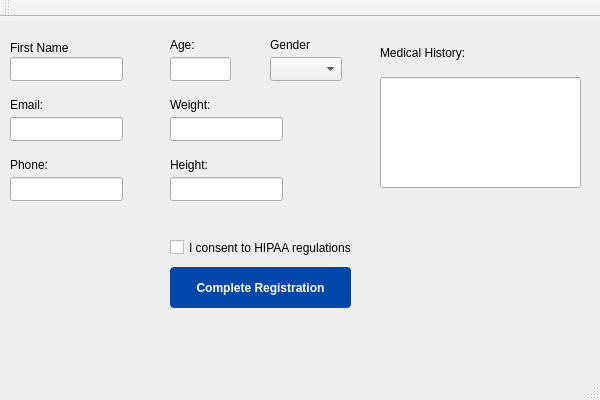
The window that ZenithHealthSuite/RegistrationScreen.ui (iharisrao/zenith-health-suite) describes before a commit, drawn with Qt 5.
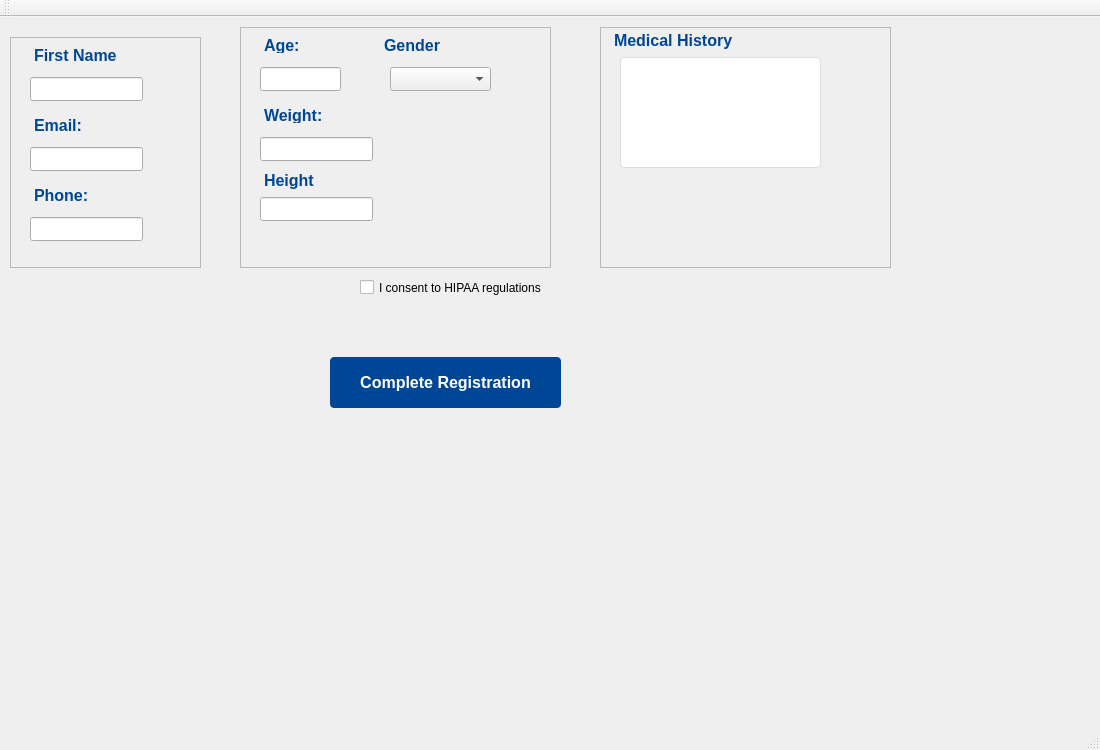
The same window after the commit.

Diff of the .ui file:
```diff
--- a/ZenithHealthSuite/RegistrationScreen.ui
+++ b/ZenithHealthSuite/RegistrationScreen.ui
@@ -6,19 +6,34 @@
    <rect>
     <x>0</x>
     <y>0</y>
-    <width>600</width>
-    <height>400</height>
+    <width>1100</width>
+    <height>750</height>
    </rect>
   </property>
   <property name="windowTitle">
    <string>RegistrationScreen</string>
   </property>
+  <property name="styleSheet">
+   <string notr="true">QLabel {
+    color: #4A4A4A;    /* modern dark gray text color */
+    font-size: 14px;
+    font-family: 'Open Sans', 'Segoe UI', Arial, sans-serif; 
+}
+
+QLabel#label, QLabel#label_2, QLabel#label_3, QLabel#label_4,QLabel#label_5,QLabel#label_6,QLabel#label_7,QLabel#label_8 {
+    color: #004696; /* Sapphire blue for section titles */
+    font-size: 16px;
+    font-weight: bold;
+    text-transform: uppercase; 
+    padding-bottom: 5px;      /* Adds space under the header */
+}</string>
+  </property>
   <widget class="QWidget" name="centralWidget">
    <widget class="QLabel" name="label">
     <property name="geometry">
      <rect>
-      <x>10</x>
-      <y>20</y>
+      <x>30</x>
+      <y>30</y>
       <width>111</width>
       <height>21</height>
      </rect>
@@ -30,8 +45,8 @@
    <widget class="QLineEdit" name="namelinedit">
     <property name="geometry">
      <rect>
-      <x>10</x>
-      <y>40</y>
+      <x>30</x>
+      <y>60</y>
       <width>113</width>
       <height>24</height>
      </rect>
@@ -40,10 +55,10 @@
    <widget class="QLabel" name="label_2">
     <property name="geometry">
      <rect>
-      <x>10</x>
-      <y>80</y>
-      <width>49</width>
-      <height>16</height>
+      <x>30</x>
+      <y>100</y>
+      <width>71</width>
+      <height>21</height>
      </rect>
     </property>
     <property name="text">
@@ -53,10 +68,10 @@
    <widget class="QLabel" name="label_3">
     <property name="geometry">
      <rect>
-      <x>10</x>
-      <y>140</y>
-      <width>91</width>
-      <height>16</height>
+      <x>30</x>
+      <y>170</y>
+      <width>101</width>
+      <height>21</height>
      </rect>
     </property>
     <property name="text">
@@ -66,8 +81,8 @@
    <widget class="QLineEdit" name="emailineEdit">
     <property name="geometry">
      <rect>
-      <x>10</x>
-      <y>100</y>
+      <x>30</x>
+      <y>130</y>
       <width>113</width>
       <height>24</height>
      </rect>
@@ -76,8 +91,8 @@
    <widget class="QLineEdit" name="phoneLineEdit">
     <property name="geometry">
      <rect>
-      <x>10</x>
-      <y>160</y>
+      <x>30</x>
+      <y>200</y>
       <width>113</width>
       <height>24</height>
      </rect>
@@ -86,10 +101,10 @@
    <widget class="QLabel" name="label_4">
     <property name="geometry">
      <rect>
-      <x>170</x>
+      <x>260</x>
       <y>20</y>
-      <width>49</width>
-      <height>16</height>
+      <width>71</width>
+      <height>21</height>
      </rect>
     </property>
     <property name="text">
@@ -99,9 +114,9 @@
    <widget class="QLineEdit" name="ageLineEdit">
     <property name="geometry">
      <rect>
-      <x>170</x>
-      <y>40</y>
-      <width>61</width>
+      <x>260</x>
+      <y>50</y>
+      <width>81</width>
       <height>24</height>
      </rect>
     </property>
@@ -109,10 +124,10 @@
    <widget class="QLabel" name="label_5">
     <property name="geometry">
      <rect>
-      <x>170</x>
-      <y>80</y>
-      <width>49</width>
-      <height>16</height>
+      <x>260</x>
+      <y>90</y>
+      <width>101</width>
+      <height>21</height>
      </rect>
     </property>
     <property name="text">
@@ -122,21 +137,21 @@
    <widget class="QLabel" name="label_6">
     <property name="geometry">
      <rect>
-      <x>170</x>
-      <y>140</y>
-      <width>49</width>
-      <height>16</height>
+      <x>260</x>
+      <y>150</y>
+      <width>91</width>
+      <height>31</height>
      </rect>
     </property>
     <property name="text">
-     <string>Height:</string>
+     <string>Height</string>
     </property>
    </widget>
    <widget class="QLineEdit" name="weightLineEdit">
     <property name="geometry">
      <rect>
-      <x>170</x>
-      <y>100</y>
+      <x>260</x>
+      <y>120</y>
       <width>113</width>
       <height>24</height>
      </rect>
@@ -145,8 +160,8 @@
    <widget class="QLineEdit" name="heightLineEdit">
     <property name="geometry">
      <rect>
-      <x>170</x>
-      <y>160</y>
+      <x>260</x>
+      <y>180</y>
       <width>113</width>
       <height>24</height>
      </rect>
@@ -155,42 +170,73 @@
    <widget class="QLabel" name="label_7">
     <property name="geometry">
      <rect>
-      <x>380</x>
-      <y>20</y>
-      <width>121</width>
+      <x>610</x>
+      <y>10</y>
+      <width>171</width>
       <height>31</height>
      </rect>
     </property>
     <property name="text">
-     <string>Medical History:</string>
+     <string>Medical History</string>
     </property>
    </widget>
    <widget class="QLineEdit" name="medicalhistrotyLineEdit">
     <property name="geometry">
      <rect>
-      <x>380</x>
-      <y>60</y>
+      <x>620</x>
+      <y>40</y>
       <width>201</width>
       <height>111</height>
      </rect>
     </property>
+    <property name="styleSheet">
+     <string notr="true">
+QLineEdit {
+    background-color: #FFFFFF; /* Pure white background */
+    border: 1px solid #DEDEDE; /* Subtle light gray border */
+    border-radius: 4px;        /* Soft, modern rounded corners */
+    padding: 8px;              /* Space inside the field for the text */
+    color: #333333;
+}
+
+/* Apply the same style to the Medical History text area and Gender dropdown */
+QTextEdit, QComboBox {
+    background-color: #FFFFFF;
+    border: 1px solid #DEDEDE;
+    border-radius: 4px;
+    padding: 8px;
+    color: #333333;
+}
+
+/* Standardizing the look for labels inside text fields */
+QLineEdit[text=&quot;&quot;], QTextEdit[text=&quot;&quot;], QComboBox[text=&quot;&quot;] {
+    color: #A0A0A0; /* Light gray for placeholder/empty text */
+}</string>
+    </property>
    </widget>
    <widget class="QPushButton" name="completeRegistrationButton">
     <property name="geometry">
      <rect>
-      <x>170</x>
-      <y>250</y>
-      <width>181</width>
-      <height>41</height>
+      <x>330</x>
+      <y>340</y>
+      <width>231</width>
+      <height>51</height>
      </rect>
     </property>
     <property name="styleSheet">
-     <string notr="true">QPushButton {
-    background-color: #0047AB; 
-    color: white;             
+     <string notr="true">
+QPushButton#completeRegistrationButton {
+    background-color: #004696; 
+    color: #FFFFFF;             
+    font-size: 16px;
     font-weight: bold;
-    border-radius: 4px;      
-    padding: 10px;
+    border-radius: 4px;        
+    padding: 12px 24px;         
+    border: none;              
+}
+
+QPushButton#completeRegistrationButton:pressed {
+    background-color: #003673;
 }</string>
     </property>
     <property name="text">
@@ -200,8 +246,8 @@
    <widget class="QCheckBox" name="consentCheckBox">
     <property name="geometry">
      <rect>
-      <x>170</x>
-      <y>220</y>
+      <x>360</x>
+      <y>260</y>
       <width>191</width>
       <height>21</height>
      </rect>
@@ -213,9 +259,9 @@
    <widget class="QComboBox" name="genderComboBox">
     <property name="geometry">
      <rect>
-      <x>270</x>
-      <y>40</y>
-      <width>72</width>
+      <x>390</x>
+      <y>50</y>
+      <width>101</width>
       <height>24</height>
      </rect>
     </property>
@@ -223,16 +269,64 @@
    <widget class="QLabel" name="label_8">
     <property name="geometry">
      <rect>
-      <x>270</x>
+      <x>380</x>
       <y>20</y>
-      <width>49</width>
-      <height>16</height>
+      <width>91</width>
+      <height>21</height>
      </rect>
     </property>
     <property name="text">
      <string>Gender</string>
     </property>
    </widget>
+   <widget class="QFrame" name="frame">
+    <property name="geometry">
+     <rect>
+      <x>10</x>
+      <y>20</y>
+      <width>191</width>
+      <height>231</height>
+     </rect>
+    </property>
+    <property name="frameShape">
+     <enum>QFrame::Shape::StyledPanel</enum>
+    </property>
+    <property name="frameShadow">
+     <enum>QFrame::Shadow::Raised</enum>
+    </property>
+   </widget>
+   <widget class="QFrame" name="frame_2">
+    <property name="geometry">
+     <rect>
+      <x>240</x>
+      <y>10</y>
+      <width>311</width>
+      <height>241</height>
+     </rect>
+    </property>
+    <property name="frameShape">
+     <enum>QFrame::Shape::StyledPanel</enum>
+    </property>
+    <property name="frameShadow">
+     <enum>QFrame::Shadow::Raised</enum>
+    </property>
+   </widget>
+   <widget class="QFrame" name="frame_3">
+    <property name="geometry">
+     <rect>
+      <x>600</x>
+      <y>10</y>
+      <width>291</width>
+      <height>241</height>
+     </rect>
+    </property>
+    <property name="frameShape">
+     <enum>QFrame::Shape::StyledPanel</enum>
+    </property>
+    <property name="frameShadow">
+     <enum>QFrame::Shadow::Raised</enum>
+    </property>
+   </widget>
   </widget>
   <widget class="QMenuBar" name="menuBar">
    <property name="geometry">
```
Left out of the diff: 2 changed lines with no effect on the pictures.
